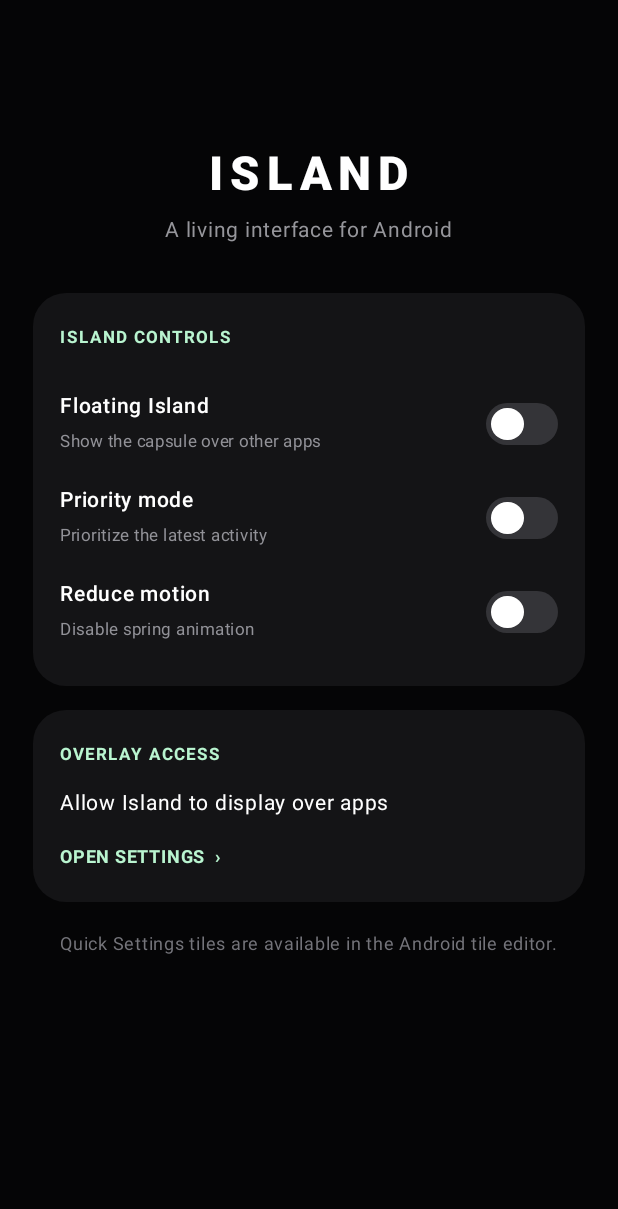
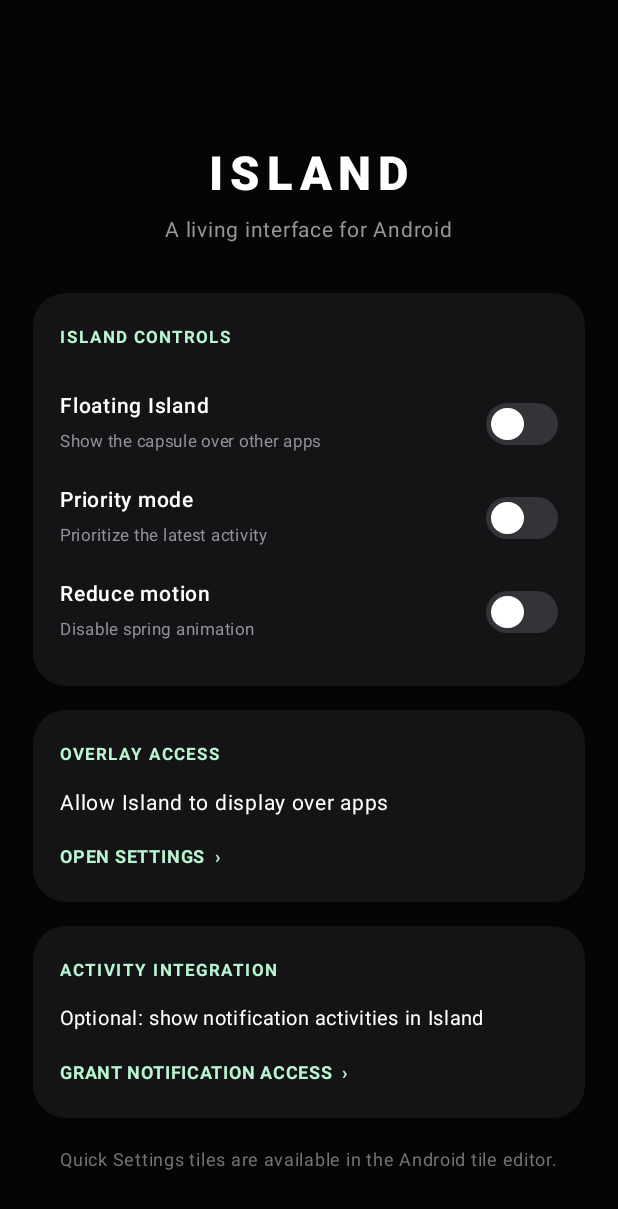
Before and after one commit to Mihir2371/Island, an Android app built with Jetpack Compose: the screen it shows after launch (MainActivity), on a phone screen of 412 x 824 dp. Shown: the top 1209 px of the screen. Run offline under Robolectric (Android 15) with nearby library versions, the phone set to English and light mode, and no system bars.

Commit message:
Add optional notification access setup to Island settings

```diff
--- a/app/src/main/java/com/mihir/island/MainActivity.kt
+++ b/app/src/main/java/com/mihir/island/MainActivity.kt
@@ -32,9 +32,11 @@ private val Card = Color(0xFF141416)
 class MainActivity : ComponentActivity() {
     private val prefs by lazy { getSharedPreferences("island_state", MODE_PRIVATE) }
     private var overlayPermissionGranted by mutableStateOf(false)
+    private var notificationAccessGranted by mutableStateOf(false)
     override fun onCreate(savedInstanceState: Bundle?) {
         super.onCreate(savedInstanceState)
         overlayPermissionGranted = Settings.canDrawOverlays(this)
+        notificationAccessGranted = hasNotificationAccess()
         setContent {
             MaterialTheme(colorScheme = darkColorScheme(background = Ink, surface = Card, primary = Mint)) {
                 IslandScreen(
@@ -42,6 +44,7 @@ class MainActivity : ComponentActivity() {
                     initialPriority = prefs.getBoolean("priority_mode", false),
                     initialReduceMotion = prefs.getBoolean("reduce_motion", false),
                     overlayGranted = overlayPermissionGranted,
+                    notificationAccessGranted = notificationAccessGranted,
                     onEnabledChange = { requested ->
                         if (requested && !Settings.canDrawOverlays(this)) {
                             prefs.edit().putBoolean("island_enabled", false).apply()
@@ -54,7 +57,8 @@ class MainActivity : ComponentActivity() {
                     },
                     onPriorityChange = { prefs.edit().putBoolean("priority_mode", it).apply() },
                     onReduceMotionChange = { prefs.edit().putBoolean("reduce_motion", it).apply() },
-                    onRequestOverlay = { startActivity(Intent(Settings.ACTION_MANAGE_OVERLAY_PERMISSION, Uri.parse("package:$packageName"))) }
+                    onRequestOverlay = { startActivity(Intent(Settings.ACTION_MANAGE_OVERLAY_PERMISSION, Uri.parse("package:$packageName"))) },
+                    onRequestNotificationAccess = { startActivity(Intent(Settings.ACTION_NOTIFICATION_LISTENER_SETTINGS)) }
                 )
             }
         }
@@ -62,17 +66,22 @@ class MainActivity : ComponentActivity() {
     override fun onResume() {
         super.onResume()
         overlayPermissionGranted = Settings.canDrawOverlays(this)
+        notificationAccessGranted = hasNotificationAccess()
         if (prefs.getBoolean("island_enabled", false) && overlayPermissionGranted) {
             startService(Intent(this, IslandOverlayService::class.java))
         }
+    }
+    private fun hasNotificationAccess(): Boolean {
+        val enabled = android.provider.Settings.Secure.getString(contentResolver, "enabled_notification_listeners").orEmpty()
+        return enabled.contains(packageName)
     }
 }
 
 @Composable
 private fun IslandScreen(
-    initialEnabled: Boolean, initialPriority: Boolean, initialReduceMotion: Boolean, overlayGranted: Boolean,
+    initialEnabled: Boolean, initialPriority: Boolean, initialReduceMotion: Boolean, overlayGranted: Boolean, notificationAccessGranted: Boolean,
     onEnabledChange: (Boolean) -> Unit, onPriorityChange: (Boolean) -> Unit, onReduceMotionChange: (Boolean) -> Unit,
-    onRequestOverlay: () -> Unit
+    onRequestOverlay: () -> Unit, onRequestNotificationAccess: () -> Unit
 ) {
     var expanded by remember { mutableStateOf(false) }
     var enabled by remember { mutableStateOf(initialEnabled) }
@@ -119,6 +128,14 @@ private fun IslandScreen(
                 if (!overlayGranted) { Spacer(Modifier.height(12.dp)); Text("OPEN SETTINGS  ›", color = Mint, fontSize = 12.sp, fontWeight = FontWeight.Bold, modifier = Modifier.clickable(onClick=onRequestOverlay)) }
             }
             Spacer(Modifier.height(16.dp))
+            Column(Modifier.fillMaxWidth().clip(RoundedCornerShape(22.dp)).background(Card).padding(18.dp)) {
+                Text("ACTIVITY INTEGRATION", color = Mint, fontSize = 11.sp, fontWeight = FontWeight.Bold, letterSpacing = 1.4.sp)
+                Spacer(Modifier.height(8.dp))
+                Text(if (notificationAccessGranted) "Notification access is connected" else "Optional: show notification activities in Island", color = Color.White, fontSize = 13.sp)
+                Spacer(Modifier.height(12.dp))
+                Text(if (notificationAccessGranted) "MANAGE NOTIFICATION ACCESS  ›" else "GRANT NOTIFICATION ACCESS  ›", color = Mint, fontSize = 12.sp, fontWeight = FontWeight.Bold, modifier = Modifier.clickable(onClick = onRequestNotificationAccess))
+            }
+            Spacer(Modifier.height(16.dp))
             Text("Quick Settings tiles are available in the Android tile editor.", color = Color(0xFF74747A), fontSize = 12.sp)
         }
     }
```
